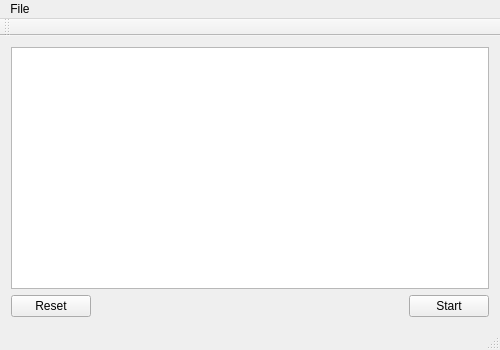
This is mainwindow.ui in DaviesX/A1C-Analyzer as Qt 5 draws it before an edit. The edited form follows.
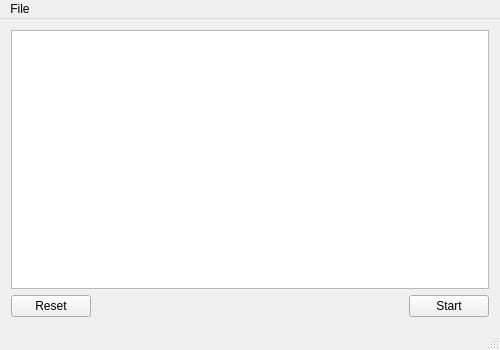
This is the edited form.

Commit message: remove tool bar

What changed in the file:
```diff
--- a/mainwindow.ui
+++ b/mainwindow.ui
@@ -69,14 +69,6 @@
    </widget>
    <addaction name="menuFile"/>
   </widget>
-  <widget class="QToolBar" name="mainToolBar">
-   <attribute name="toolBarArea">
-    <enum>TopToolBarArea</enum>
-   </attribute>
-   <attribute name="toolBarBreak">
-    <bool>false</bool>
-   </attribute>
-  </widget>
   <widget class="QStatusBar" name="statusBar"/>
   <action name="lab">
    <property name="text">
```
